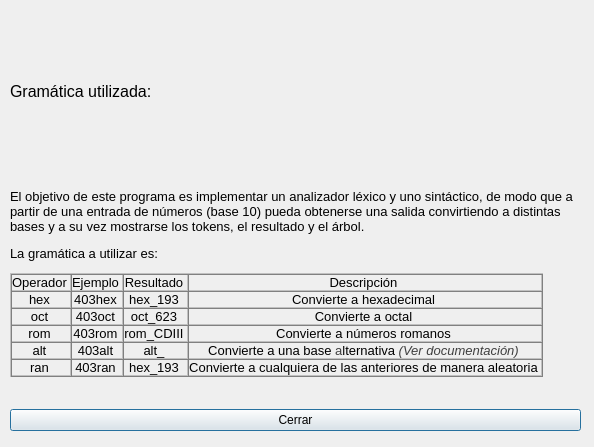
Qt form Core/ui/Gramatica.ui (Enki403/Traductor-de-bases) before a commit.
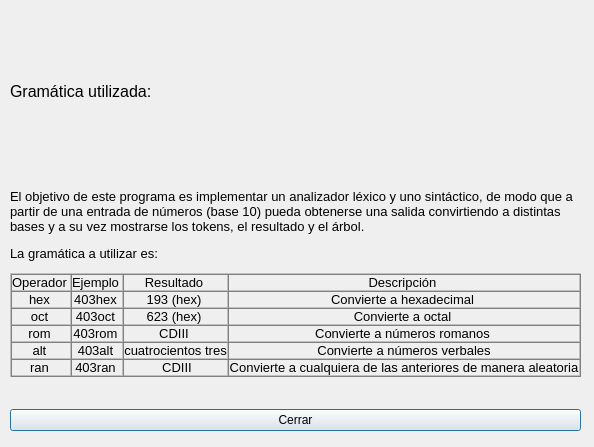
The same form after that commit.

The edit to the form file:
```diff
--- a/Core/ui/Gramatica.ui
+++ b/Core/ui/Gramatica.ui
@@ -98,7 +98,7 @@
 &lt;td style=&quot; padding-left:0; padding-right:0; padding-top:0; padding-bottom:0;&quot;&gt;
 &lt;p align=&quot;center&quot; style=&quot; margin-top:12px; margin-bottom:0px; margin-left:0px; margin-right:0px; -qt-block-indent:0; text-indent:0px;&quot;&gt;&lt;span style=&quot; font-family:'MS Shell Dlg 2,sans-serif,serif'; font-size:10pt;&quot;&gt;403hex&lt;/span&gt; &lt;/p&gt;&lt;/td&gt;
 &lt;td style=&quot; padding-left:0; padding-right:0; padding-top:0; padding-bottom:0;&quot;&gt;
-&lt;p align=&quot;center&quot; style=&quot; margin-top:12px; margin-bottom:0px; margin-left:0px; margin-right:0px; -qt-block-indent:0; text-indent:0px;&quot;&gt;&lt;span style=&quot; font-family:'MS Shell Dlg 2,sans-serif,serif'; font-size:10pt;&quot;&gt;hex_193&lt;/span&gt; &lt;/p&gt;&lt;/td&gt;
+&lt;p align=&quot;center&quot; style=&quot; margin-top:12px; margin-bottom:0px; margin-left:0px; margin-right:0px; -qt-block-indent:0; text-indent:0px;&quot;&gt;&lt;span style=&quot; font-family:'MS Shell Dlg 2,sans-serif,serif'; font-size:10pt;&quot;&gt;193 (hex)&lt;/span&gt; &lt;/p&gt;&lt;/td&gt;
 &lt;td style=&quot; padding-left:0; padding-right:0; padding-top:0; padding-bottom:0;&quot;&gt;
 &lt;p align=&quot;center&quot; style=&quot; margin-top:12px; margin-bottom:0px; margin-left:0px; margin-right:0px; -qt-block-indent:0; text-indent:0px;&quot;&gt;&lt;span style=&quot; font-family:'MS Shell Dlg 2,sans-serif,serif'; font-size:10pt;&quot;&gt;Convierte a hexadecimal&lt;/span&gt; &lt;/p&gt;&lt;/td&gt;&lt;/tr&gt;
 &lt;tr&gt;
@@ -107,7 +107,7 @@
 &lt;td style=&quot; padding-left:0; padding-right:0; padding-top:0; padding-bottom:0;&quot;&gt;
 &lt;p align=&quot;center&quot; style=&quot; margin-top:12px; margin-bottom:0px; margin-left:0px; margin-right:0px; -qt-block-indent:0; text-indent:0px;&quot;&gt;&lt;span style=&quot; font-family:'MS Shell Dlg 2,sans-serif,serif'; font-size:10pt;&quot;&gt;403oct&lt;/span&gt; &lt;/p&gt;&lt;/td&gt;
 &lt;td style=&quot; padding-left:0; padding-right:0; padding-top:0; padding-bottom:0;&quot;&gt;
-&lt;p align=&quot;center&quot; style=&quot; margin-top:12px; margin-bottom:0px; margin-left:0px; margin-right:0px; -qt-block-indent:0; text-indent:0px;&quot;&gt;&lt;span style=&quot; font-family:'MS Shell Dlg 2,sans-serif,serif'; font-size:10pt;&quot;&gt;oct_623&lt;/span&gt; &lt;/p&gt;&lt;/td&gt;
+&lt;p align=&quot;center&quot; style=&quot; margin-top:12px; margin-bottom:0px; margin-left:0px; margin-right:0px; -qt-block-indent:0; text-indent:0px;&quot;&gt;&lt;span style=&quot; font-family:'MS Shell Dlg 2,sans-serif,serif'; font-size:10pt;&quot;&gt;623 (hex)&lt;/span&gt; &lt;/p&gt;&lt;/td&gt;
 &lt;td style=&quot; padding-left:0; padding-right:0; padding-top:0; padding-bottom:0;&quot;&gt;
 &lt;p align=&quot;center&quot; style=&quot; margin-top:12px; margin-bottom:0px; margin-left:0px; margin-right:0px; -qt-block-indent:0; text-indent:0px;&quot;&gt;&lt;span style=&quot; font-family:'MS Shell Dlg 2,sans-serif,serif'; font-size:10pt;&quot;&gt;Convierte a octal&lt;/span&gt; &lt;/p&gt;&lt;/td&gt;&lt;/tr&gt;
 &lt;tr&gt;
@@ -116,7 +116,7 @@
 &lt;td style=&quot; padding-left:0; padding-right:0; padding-top:0; padding-bottom:0;&quot;&gt;
 &lt;p align=&quot;center&quot; style=&quot; margin-top:12px; margin-bottom:0px; margin-left:0px; margin-right:0px; -qt-block-indent:0; text-indent:0px;&quot;&gt;&lt;span style=&quot; font-family:'MS Shell Dlg 2,sans-serif,serif'; font-size:10pt;&quot;&gt;403rom&lt;/span&gt; &lt;/p&gt;&lt;/td&gt;
 &lt;td style=&quot; padding-left:0; padding-right:0; padding-top:0; padding-bottom:0;&quot;&gt;
-&lt;p align=&quot;center&quot; style=&quot; margin-top:12px; margin-bottom:0px; margin-left:0px; margin-right:0px; -qt-block-indent:0; text-indent:0px;&quot;&gt;&lt;span style=&quot; font-family:'MS Shell Dlg 2,sans-serif,serif'; font-size:10pt;&quot;&gt;rom_CDIII&lt;/span&gt; &lt;/p&gt;&lt;/td&gt;
+&lt;p align=&quot;center&quot; style=&quot; margin-top:12px; margin-bottom:0px; margin-left:0px; margin-right:0px; -qt-block-indent:0; text-indent:0px;&quot;&gt;&lt;span style=&quot; font-family:'MS Shell Dlg 2,sans-serif,serif'; font-size:10pt;&quot;&gt;CDIII&lt;/span&gt; &lt;/p&gt;&lt;/td&gt;
 &lt;td style=&quot; padding-left:0; padding-right:0; padding-top:0; padding-bottom:0;&quot;&gt;
 &lt;p align=&quot;center&quot; style=&quot; margin-top:12px; margin-bottom:0px; margin-left:0px; margin-right:0px; -qt-block-indent:0; text-indent:0px;&quot;&gt;&lt;span style=&quot; font-family:'MS Shell Dlg 2,sans-serif,serif'; font-size:10pt;&quot;&gt;Convierte a números romanos&lt;/span&gt; &lt;/p&gt;&lt;/td&gt;&lt;/tr&gt;
 &lt;tr&gt;
@@ -125,16 +125,16 @@
 &lt;td style=&quot; padding-left:0; padding-right:0; padding-top:0; padding-bottom:0;&quot;&gt;
 &lt;p align=&quot;center&quot; style=&quot; margin-top:12px; margin-bottom:0px; margin-left:0px; margin-right:0px; -qt-block-indent:0; text-indent:0px;&quot;&gt;&lt;span style=&quot; font-family:'MS Shell Dlg 2,sans-serif,serif'; font-size:10pt;&quot;&gt;403alt&lt;/span&gt; &lt;/p&gt;&lt;/td&gt;
 &lt;td style=&quot; padding-left:0; padding-right:0; padding-top:0; padding-bottom:0;&quot;&gt;
-&lt;p align=&quot;center&quot; style=&quot; margin-top:12px; margin-bottom:0px; margin-left:0px; margin-right:0px; -qt-block-indent:0; text-indent:0px;&quot;&gt;&lt;span style=&quot; font-family:'MS Shell Dlg 2,sans-serif,serif'; font-size:10pt;&quot;&gt;alt_&lt;/span&gt; &lt;/p&gt;&lt;/td&gt;
+&lt;p align=&quot;center&quot; style=&quot; margin-top:12px; margin-bottom:0px; margin-left:0px; margin-right:0px; -qt-block-indent:0; text-indent:0px;&quot;&gt;&lt;span style=&quot; font-family:'MS Shell Dlg 2,sans-serif,serif'; font-size:10pt;&quot;&gt;cuatrocientos tres&lt;/span&gt;&lt;/p&gt;&lt;/td&gt;
 &lt;td style=&quot; padding-left:0; padding-right:0; padding-top:0; padding-bottom:0;&quot;&gt;
-&lt;p align=&quot;center&quot; style=&quot; margin-top:12px; margin-bottom:0px; margin-left:0px; margin-right:0px; -qt-block-indent:0; text-indent:0px;&quot;&gt;&lt;span style=&quot; font-family:'MS Shell Dlg 2,sans-serif,serif'; font-size:10pt;&quot;&gt;Convierte a una base &lt;/span&gt;&lt;span style=&quot; font-family:'MS Shell Dlg 2,sans-serif,serif'; font-size:10pt; color:#3f3f3f;&quot;&gt;a&lt;/span&gt;&lt;span style=&quot; font-family:'MS Shell Dlg 2,sans-serif,serif'; font-size:10pt; color:#000000;&quot;&gt;lternativa&lt;/span&gt;&lt;span style=&quot; font-family:'MS Shell Dlg 2,sans-serif,serif'; font-size:10pt; font-style:italic; color:#3f3f3f;&quot;&gt; (Ver documentación)&lt;/span&gt; &lt;/p&gt;&lt;/td&gt;&lt;/tr&gt;
+&lt;p align=&quot;center&quot; style=&quot; margin-top:12px; margin-bottom:0px; margin-left:0px; margin-right:0px; -qt-block-indent:0; text-indent:0px;&quot;&gt;&lt;span style=&quot; font-family:'MS Shell Dlg 2,sans-serif,serif'; font-size:10pt;&quot;&gt;Convierte a números verbales&lt;/span&gt;&lt;/p&gt;&lt;/td&gt;&lt;/tr&gt;
 &lt;tr&gt;
 &lt;td style=&quot; padding-left:0; padding-right:0; padding-top:0; padding-bottom:0;&quot;&gt;
 &lt;p align=&quot;center&quot; style=&quot; margin-top:12px; margin-bottom:0px; margin-left:0px; margin-right:0px; -qt-block-indent:0; text-indent:0px;&quot;&gt;&lt;span style=&quot; font-family:'MS Shell Dlg 2,sans-serif,serif'; font-size:10pt;&quot;&gt;ran&lt;/span&gt; &lt;/p&gt;&lt;/td&gt;
 &lt;td style=&quot; padding-left:0; padding-right:0; padding-top:0; padding-bottom:0;&quot;&gt;
 &lt;p align=&quot;center&quot; style=&quot; margin-top:12px; margin-bottom:0px; margin-left:0px; margin-right:0px; -qt-block-indent:0; text-indent:0px;&quot;&gt;&lt;span style=&quot; font-family:'MS Shell Dlg 2,sans-serif,serif'; font-size:10pt;&quot;&gt;403ran&lt;/span&gt; &lt;/p&gt;&lt;/td&gt;
 &lt;td style=&quot; padding-left:0; padding-right:0; padding-top:0; padding-bottom:0;&quot;&gt;
-&lt;p align=&quot;center&quot; style=&quot; margin-top:12px; margin-bottom:0px; margin-left:0px; margin-right:0px; -qt-block-indent:0; text-indent:0px;&quot;&gt;&lt;span style=&quot; font-family:'MS Shell Dlg 2,sans-serif,serif'; font-size:10pt;&quot;&gt;hex_193&lt;/span&gt; &lt;/p&gt;&lt;/td&gt;
+&lt;p align=&quot;center&quot; style=&quot; margin-top:12px; margin-bottom:0px; margin-left:0px; margin-right:0px; -qt-block-indent:0; text-indent:0px;&quot;&gt; &lt;span style=&quot; font-family:'MS Shell Dlg 2,sans-serif,serif'; font-size:10pt;&quot;&gt;CDIII&lt;/span&gt;&lt;/p&gt;&lt;/td&gt;
 &lt;td style=&quot; padding-left:0; padding-right:0; padding-top:0; padding-bottom:0;&quot;&gt;
 &lt;p align=&quot;center&quot; style=&quot; margin-top:12px; margin-bottom:0px; margin-left:0px; margin-right:0px; -qt-block-indent:0; text-indent:0px;&quot;&gt;&lt;span style=&quot; font-family:'MS Shell Dlg 2,sans-serif,serif'; font-size:10pt;&quot;&gt;Convierte a cualquiera de las anteriores de manera aleatoria&lt;/span&gt; &lt;/p&gt;&lt;/td&gt;&lt;/tr&gt;&lt;/table&gt;
 &lt;p style=&quot; margin-top:0px; margin-bottom:0px; margin-left:0px; margin-right:0px; -qt-block-indent:0; text-indent:0px;&quot;&gt;&lt;br /&gt;&lt;/p&gt;&lt;/body&gt;&lt;/html&gt;</string>
```
